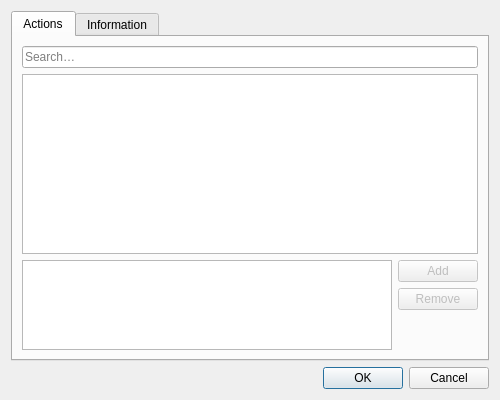
Above: src/ui/preferences/KeyboardProfileDialog.ui from OtterBrowser/otter-browser before the change. Below: the same form after it.
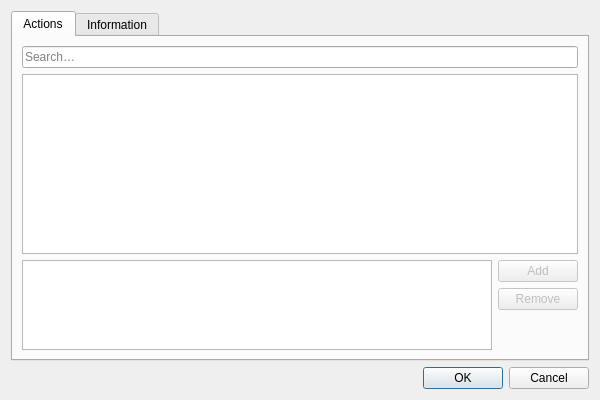
That is the form after the change. Custom widgets are drawn as their Qt base class.

Commit message: Show parameters in keyboard profile editor

What changed in the file:
```diff
--- a/src/ui/preferences/KeyboardProfileDialog.ui
+++ b/src/ui/preferences/KeyboardProfileDialog.ui
@@ -6,7 +6,7 @@
    <rect>
     <x>0</x>
     <y>0</y>
-    <width>500</width>
+    <width>600</width>
     <height>400</height>
    </rect>
   </property>
@@ -48,6 +48,9 @@
          <property name="selectionBehavior">
           <enum>QAbstractItemView::SelectRows</enum>
          </property>
+         <attribute name="headerDefaultSectionSize">
+          <number>200</number>
+         </attribute>
         </widget>
        </item>
        <item>
```
The commit also changes 1 other file.
